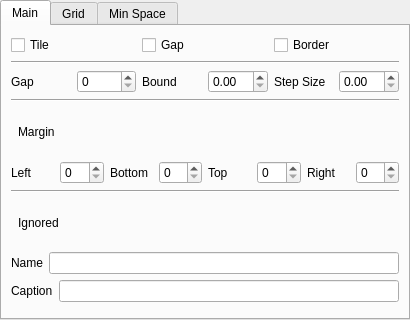
The window that contents/ui/config.ui (lingtjien/Grid-Tiling-Kwin) describes before a commit, drawn with Qt 5.
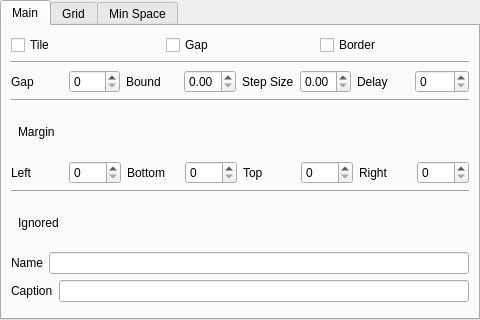
The same window after the commit.

Commit message: add delay to add signal to wait for initial rendering

The edit to the form file:
```diff
--- a/contents/ui/config.ui
+++ b/contents/ui/config.ui
@@ -4,7 +4,7 @@
   <widget class="QWidget" name="KWin::GridTilingConfigForm">
     <property name="minimumSize">
       <size>
-        <width>410</width>
+        <width>480</width>
         <height>320</height>
       </size>
     </property>
@@ -16,7 +16,7 @@
         <rect>
           <x>0</x>
           <y>0</y>
-          <width>410</width>
+          <width>480</width>
           <height>320</height>
         </rect>
       </property>
@@ -106,6 +106,20 @@
                   </property>
                 </widget>
               </item>
+              <item>
+                <widget class="QLabel" name="labelDelay">
+                  <property name="text">
+                    <string>Delay</string>
+                  </property>
+                </widget>
+              </item>
+              <item>
+                <widget class="QSpinBox" name="kcfg_delay">
+                  <property name="maximum">
+                    <number>9999</number>
+                  </property>
+                </widget>
+              </item>
             </layout>
           </item>
           <item>
```
The commit also changes 5 other files.
